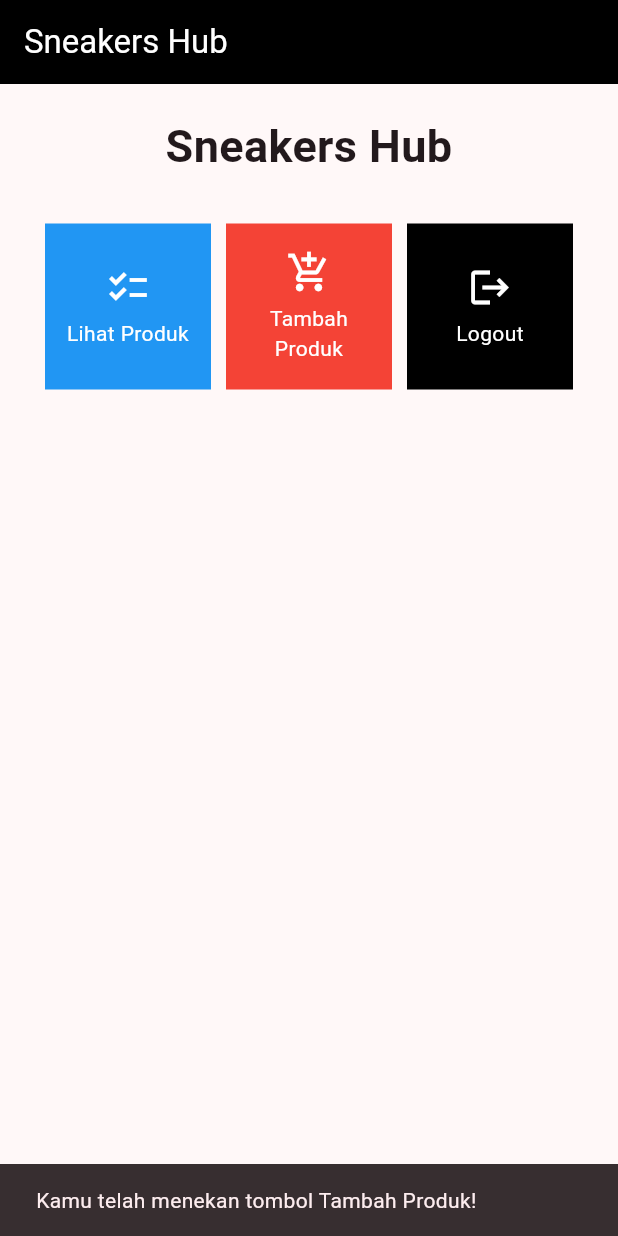
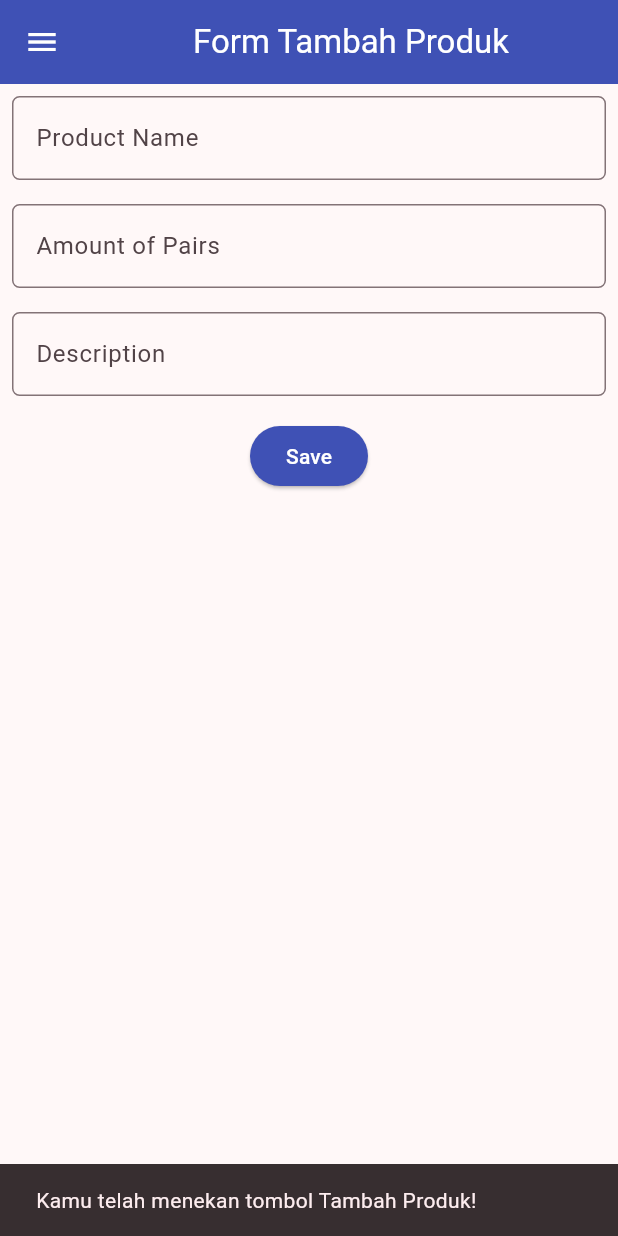
Before and after one commit to brianjo25/sneakers-hub-flutter, a Flutter app: the screen it shows after launch, after a tap on "Tambah Produk", on a phone screen of 412 x 824 dp. Run offline on Flutter 3.47's test engine with Material 2 defaults, Android fonts, the phone set to English and light mode, and no system bars.

Commit message:
Pengerjaan tugas 8

```diff
--- a/lib/main.dart
+++ b/lib/main.dart
@@ -1,5 +1,5 @@
 import 'package:flutter/material.dart';
-import 'package:sneakers_hub/menu.dart';
+import 'package:sneakers_hub/screens/menu.dart';
 
 void main() {
   runApp(const MyApp());
--- a/lib/menu.dart
+++ /dev/null
@@ -1,131 +0,0 @@
-import 'package:flutter/material.dart';
-
-class ShopItem {
-  final String name;
-  final IconData icon;
-  Color color;
-
-  ShopItem(this.name, this.icon,this.color);
-}
-
-class MyHomePage extends StatelessWidget {
-  MyHomePage({Key? key}) : super(key: key);
-
-  final List<ShopItem> items = [
-    ShopItem("Lihat Produk", Icons.checklist, Colors.blue),
-    ShopItem("Tambah Produk", Icons.add_shopping_cart,Colors.red),
-    ShopItem("Logout", Icons.logout, Colors.black),
-];
-
-  // This widget is the home page of your application. It is stateful, meaning
-  // that it has a State object (defined below) that contains fields that affect
-  // how it looks.
-
-  // This class is the configuration for the state. It holds the values (in this
-  // case the title) provided by the parent (in this case the App widget) and
-  // used by the build method of the State. Fields in a Widget subclass are
-  // always marked "final".
-
-  @override
-  Widget build(BuildContext context) {
-    // This method is rerun every time setState is called, for instance as done
-    // by the _incrementCounter method above.
-    //
-    // The Flutter framework has been optimized to make rerunning build methods
-    // fast, so that you can just rebuild anything that needs updating rather
-    // than having to individually change instances of widgets.
-  return Scaffold(
-      appBar: AppBar(
-        backgroundColor: Colors.black,
-        title: const Text(
-          'Sneakers Hub',
-          style: TextStyle(
-            color: Colors.white,
-          ),
-        ),
-      ),
-      body: SingleChildScrollView(
-        // Widget wrapper yang dapat discroll
-        child: Padding(
-          padding: const EdgeInsets.all(10.0), // Set padding dari halaman
-          child: Column(
-            // Widget untuk menampilkan children secara vertikal
-            children: <Widget>[
-              const Padding(
-                padding: EdgeInsets.only(top: 10.0, bottom: 10.0),
-                // Widget Text untuk menampilkan tulisan dengan alignment center dan style yang sesuai
-                child: Text(
-                  'Sneakers Hub', // Text yang menandakan toko
-                  textAlign: TextAlign.center,
-                  style: TextStyle(
-                    fontSize: 30,
-                    fontWeight: FontWeight.bold,
-                  ),
-                ),
-              ),
-              // Grid layout
-              GridView.count(
-                // Container pada card kita.
-                primary: true,
-                padding: const EdgeInsets.all(20),
-                crossAxisSpacing: 10,
-                mainAxisSpacing: 10,
-                crossAxisCount: 3,
-                shrinkWrap: true,
-                children: items.map((ShopItem item) {
-                  // Iterasi untuk setiap item
-                  return ShopCard(item);
-                }).toList(),
-              ),
-            ],
-          ),
-        ),
-      ),
-    );
-  }
-}
-
-class ShopCard extends StatelessWidget {
-  final ShopItem item;
-
-  const ShopCard(this.item, {super.key}); // Constructor
-
-  @override
-  Widget build(BuildContext context) {
-    return Material(
-      color: item.color,
-      child: InkWell(
-        // Area responsive terhadap sentuhan
-        onTap: () {
-          // Memunculkan SnackBar ketika diklik
-          ScaffoldMessenger.of(context)
-            ..hideCurrentSnackBar()
-            ..showSnackBar(SnackBar(
-                content: Text("Kamu telah menekan tombol ${item.name}!")));
-        },
-        child: Container(
-          // Container untuk menyimpan Icon dan Text
-          padding: const EdgeInsets.all(8),
-          child: Center(
-            child: Column(
-              mainAxisAlignment: MainAxisAlignment.center,
-              children: [
-                Icon(
-                  item.icon,
-                  color: Colors.white,
-                  size: 30.0,
-                ),
-                const Padding(padding: EdgeInsets.all(3)),
-                Text(
-                  item.name,
-                  textAlign: TextAlign.center,
-                  style: const TextStyle(color: Colors.white),
-                ),
-              ],
-            ),
-          ),
-        ),
-      ),
-    );
-  }
-}
--- /dev/null
+++ b/lib/screens/menu.dart
@@ -0,0 +1,66 @@
+import 'package:flutter/material.dart';
+import 'package:sneakers_hub/widgets/left_drawer.dart';
+import 'package:sneakers_hub/widgets/shop_card.dart';
+import 'package:sneakers_hub/screens/shoplist_form.dart';
+
+class MyHomePage extends StatelessWidget {
+  MyHomePage({Key? key}) : super(key: key);
+
+  final List<ShopItem> items = [
+    ShopItem("Lihat Produk", Icons.checklist, Colors.red),
+    ShopItem("Tambah Produk", Icons.add_shopping_cart,Colors.white),
+    ShopItem("Logout", Icons.logout,Colors.black),
+  ];
+
+  @override
+  Widget build(BuildContext context) {
+    return Scaffold(
+      appBar: AppBar(
+        title: const Text(
+          'Sneakers Hub',
+        ),
+        backgroundColor: Colors.black,
+        foregroundColor: Colors.white,
+      ),
+      // Masukkan drawer sebagai parameter nilai drawer dari widget Scaffold
+      drawer: const LeftDrawer(),
+      body: SingleChildScrollView(
+        // Widget wrapper yang dapat discroll
+        child: Padding(
+          padding: const EdgeInsets.all(10.0), // Set padding dari halaman
+          child: Column(
+            // Widget untuk menampilkan children secara vertikal
+            children: <Widget>[
+              const Padding(
+                padding: EdgeInsets.only(top: 10.0, bottom: 10.0),
+                // Widget Text untuk menampilkan tulisan dengan alignment center dan style yang sesuai
+                child: Text(
+                  'SNEAKERS HUB WAREHOUSE', // Text yang menandakan toko
+                  textAlign: TextAlign.center,
+                  style: TextStyle(
+                    fontSize: 30,
+                    fontWeight: FontWeight.bold,
+                  ),
+                ),
+              ),
+              // Grid layout
+              GridView.count(
+                // Container pada card kita.
+                primary: true,
+                padding: const EdgeInsets.all(20),
+                crossAxisSpacing: 10,
+                mainAxisSpacing: 10,
+                crossAxisCount: 3,
+                shrinkWrap: true,
+                children: items.map((ShopItem item) {
+                  // Iterasi untuk setiap item
+                  return ShopCard(item);
+                }).toList(),
+              ),
+            ],
+          ),
+        ),
+      ),
+    );
+  }
+}
--- /dev/null
+++ b/lib/screens/shoplist_form.dart
@@ -0,0 +1,160 @@
+import 'package:flutter/material.dart';
+import 'package:sneakers_hub/widgets/left_drawer.dart';
+
+class ShopFormPage extends StatefulWidget {
+  const ShopFormPage({Key? key}); // Constructor
+
+  @override
+  State<ShopFormPage> createState() => _ShopFormPageState();
+}
+
+class _ShopFormPageState extends State<ShopFormPage> {
+  final _formKey = GlobalKey<FormState>();
+  String _name = "";
+  int _price = 0;
+  String _description = "";
+
+  @override
+  Widget build(BuildContext context) {
+    return Scaffold(
+      appBar: AppBar(
+        title: const Center(
+          child: Text(
+            'Form Tambah Produk',
+          ),
+        ),
+        backgroundColor: Colors.indigo,
+        foregroundColor: Colors.white,
+      ),
+      drawer: const LeftDrawer(), // Tambahkan drawer yang sudah dibuat di sini
+      body: Form(
+        key: _formKey,
+        child: SingleChildScrollView(
+          child: Column(
+            crossAxisAlignment: CrossAxisAlignment.start,
+            children: [
+              Padding(
+                padding: const EdgeInsets.all(8.0),
+                child: TextFormField(
+                  decoration: InputDecoration(
+                    hintText: "Product Name",
+                    labelText: "Product Name",
+                    border: OutlineInputBorder(
+                      borderRadius: BorderRadius.circular(5.0),
+                    ),
+                  ),
+                  onChanged: (String? value) {
+                    setState(() {
+                      _name = value!;
+                    });
+                  },
+                  validator: (String? value) {
+                    if (value == null || value.isEmpty) {
+                      return "Nama tidak boleh kosong!";
+                    }
+                    return null;
+                  },
+                ),
+              ),
+              Padding(
+                padding: const EdgeInsets.all(8.0),
+                child: TextFormField(
+                  decoration: InputDecoration(
+                    hintText: "Amount of Pairs",
+                    labelText: "Amount of Pairs",
+                    border: OutlineInputBorder(
+                      borderRadius: BorderRadius.circular(5.0),
+                    ),
+                  ),
+                  onChanged: (String? value) {
+                    setState(() {
+                      _price = int.parse(value!);
+                    });
+                  },
+                  validator: (String? value) {
+                    if (value == null || value.isEmpty) {
+                      return "Harga tidak boleh kosong!";
+                    }
+                    if (int.tryParse(value) == null) {
+                      return "Harga harus berupa angka!";
+                    }
+                    return null;
+                  },
+                ),
+              ),
+              Padding(
+                padding: const EdgeInsets.all(8.0),
+                child: TextFormField(
+                  decoration: InputDecoration(
+                    hintText: "Description",
+                    labelText: "Description",
+                    border: OutlineInputBorder(
+                      borderRadius: BorderRadius.circular(5.0),
+                    ),
+                  ),
+                  onChanged: (String? value) {
+                    setState(() {
+                      _description = value!; // TODO: Tambahkan variabel yang sesuai
+                    });
+                  },
+                  validator: (String? value) {
+                    if (value == null || value.isEmpty) {
+                      return "Deskripsi tidak boleh kosong!";
+                    }
+                    return null;
+                  },
+                ),
+              ),
+              Align(
+                alignment: Alignment.bottomCenter,
+                child: Padding(
+                  padding: const EdgeInsets.all(8.0),
+                  child: ElevatedButton(
+                    style: ButtonStyle(
+                      backgroundColor: MaterialStateProperty.all(Colors.indigo),
+                    ),
+                    onPressed: () {
+                      if (_formKey.currentState!.validate()) {
+                        showDialog(
+                          context: context,
+                          builder: (context) {
+                            return AlertDialog(
+                              title: const Text('Produk berhasil tersimpan'),
+                              content: SingleChildScrollView(
+                                child: Column(
+                                  crossAxisAlignment: CrossAxisAlignment.start,
+                                  children: [
+                                    Text('Nama: $_name'),
+                                    Text('Harga: $_price'),
+                                    Text('Deskripsi: $_description'),
+                                  ],
+                                ),
+                              ),
+                              actions: [
+                                TextButton(
+                                  child: const Text('OK'),
+                                  onPressed: () {
+                                    Navigator.pop(context);
+                                  },
+                                ),
+                              ],
+                            );
+                          },
+                        );
+                        _formKey.currentState!.reset();
+                      }
+                    },
+                    child: const Text(
+                      "Save",
+                      style: TextStyle(color: Colors.white),
+                    ),
+                  ),
+                ),
+              ),
+            ],
+          ),
+        ),
+      ),
+    );
+  }
+}
--- /dev/null
+++ b/lib/widgets/left_drawer.dart
@@ -0,0 +1,69 @@
+import 'package:flutter/material.dart';
+import 'package:sneakers_hub/screens/menu.dart';
+import 'package:sneakers_hub/screens/shoplist_form.dart';
+
+class LeftDrawer extends StatelessWidget {
+  const LeftDrawer({Key? key});
+
+  @override
+  Widget build(BuildContext context) {
+    return Drawer(
+      child: ListView(
+        children: [
+          const DrawerHeader(
+            decoration: BoxDecoration(
+              color: Colors.black,
+            ),
+            child: Column(
+              children: [
+                Text(
+                  'Shopping List',
+                  textAlign: TextAlign.center,
+                  style: TextStyle(
+                    fontSize: 30,
+                    fontWeight: FontWeight.bold,
+                    color: Colors.white,
+                  ),
+                ),
+                Padding(padding: EdgeInsets.all(10)),
+                Text(
+                  "Catat seluruh keperluan belanjamu di sini!",
+                  textAlign: TextAlign.center,
+                  style: TextStyle(
+                    fontSize: 15,
+                    color: Colors.white,
+                  ),
+                ),
+              ],
+            ),
+          ),
+          ListTile(
+            leading: const Icon(Icons.home_outlined),
+            title: const Text('Halaman Utama'),
+            onTap: () {
+              Navigator.pushReplacement(
+                context,
+                MaterialPageRoute(
+                  builder: (context) => MyHomePage(),
+                ),
+              );
+            },
+          ),
+          ListTile(
+            leading: const Icon(Icons.add_shopping_cart),
+            title: const Text('Tambah Produk'),
+            onTap: () {
+              // Buat routing ke ShopFormPage di sini
+              Navigator.push(
+                context,
+                MaterialPageRoute(
+                  builder: (context) => ShopFormPage(),
+                ),
+              );
+            },
+          ),
+        ],
+      ),
+    );
+  }
+}
--- /dev/null
+++ b/lib/widgets/shop_card.dart
@@ -0,0 +1,66 @@
+import 'package:flutter/material.dart';
+import 'package:sneakers_hub/screens/shoplist_form.dart';
+
+class ShopItem {
+  final String name;
+  final IconData icon;
+  final Color buttonColor;
+
+  ShopItem(this.name, this.icon, this.buttonColor);
+}
+
+class ShopCard extends StatelessWidget {
+  final ShopItem item;
+
+  const ShopCard(this.item, {Key? key}) : super(key: key);
+
+  @override
+  Widget build(BuildContext context) {
+    return Material(
+      color: Colors.indigo,
+      child: InkWell(
+        // Area responsive terhadap sentuhan
+        onTap: () {
+          // Memunculkan SnackBar ketika diklik
+          ScaffoldMessenger.of(context)
+            ..hideCurrentSnackBar()
+            ..showSnackBar(SnackBar(
+                content: Text("Kamu telah menekan tombol ${item.name}!")));
+
+          // Navigate ke route yang sesuai (tergantung jenis tombol)
+          if (item.name == "Tambah Produk") {
+            // Gunakan Navigator.push untuk melakukan navigasi ke MaterialPageRoute yang mencakup ShopFormPage.
+            Navigator.push(
+              context,
+              MaterialPageRoute(
+                builder: (context) => ShopFormPage(), // Gantilah dengan widget ShopFormPage yang sesuai
+              ),
+            );
+          }
+        },
+        child: Container(
+          // Container untuk menyimpan Icon dan Text
+          padding: const EdgeInsets.all(8),
+          child: Center(
+            child: Column(
+              mainAxisAlignment: MainAxisAlignment.center,
+              children: [
+                Icon(
+                  item.icon,
+                  color: Colors.white,
+                  size: 30.0,
+                ),
+                const Padding(padding: EdgeInsets.all(3)),
+                Text(
+                  item.name,
+                  textAlign: TextAlign.center,
+                  style: const TextStyle(color: Colors.white),
+                ),
+              ],
+            ),
+          ),
+        ),
+      ),
+    );
+  }
+}
```
Also changed, not shown: 1 other file.
